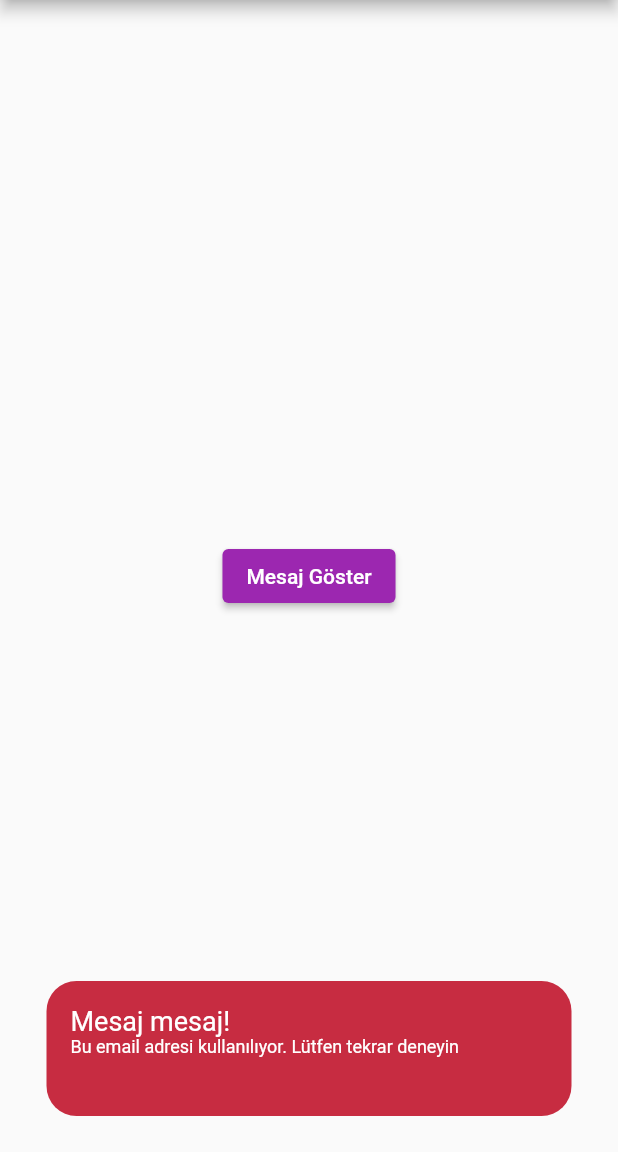
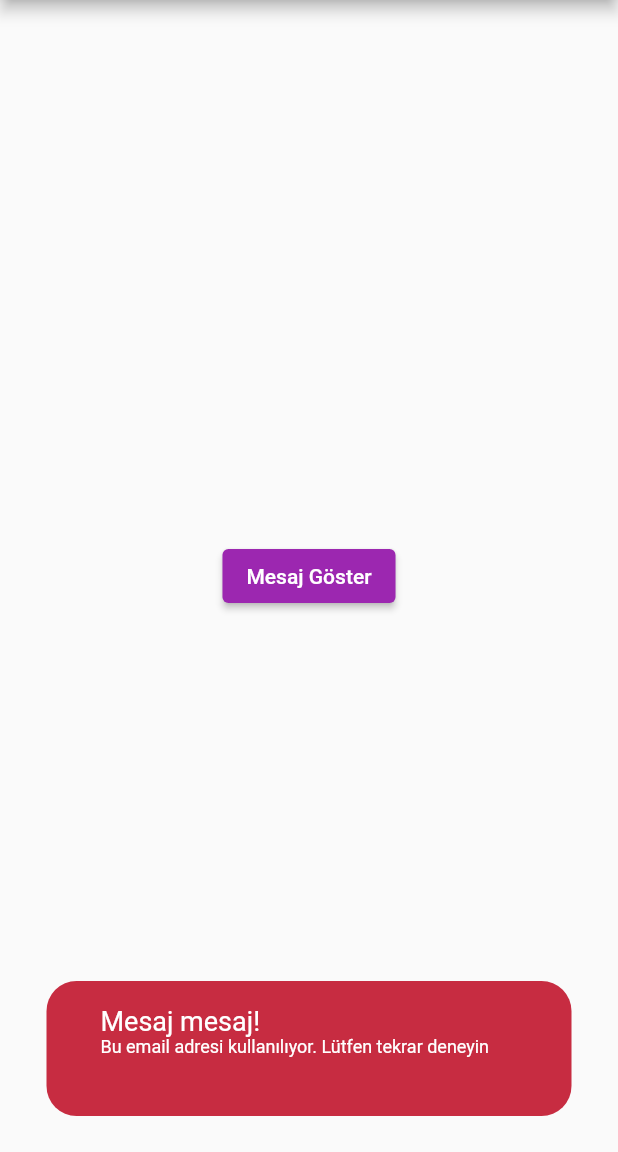
Before and after one commit to gulsenkeskin/custom_snackbar, a Flutter app: the screen it shows after launch, after a tap on "Mesaj Göster", on a phone screen of 412 x 824 dp, the part 84-1236 px from its top. Run offline on Flutter 3.47's test engine with Material 2 defaults, Android fonts, the light colour scheme and no system bars.

Commit message:
Update flash_message.dart

```diff
--- a/lib/screens/flash_message.dart
+++ b/lib/screens/flash_message.dart
@@ -26,6 +26,10 @@ class _FlashMessageScreenState extends State<FlashMessageScreen> {
                     color: Color(0xFFC72C41),
                     borderRadius: BorderRadius.all(Radius.circular(20)),
                   ),
+                  child: Row(
+                    children: [
+                      const SizedBox(width: 20,),
+                      Expanded(
                         child: Column(
                           crossAxisAlignment: CrossAxisAlignment.start,
                           children: const [
@@ -41,6 +45,9 @@ class _FlashMessageScreenState extends State<FlashMessageScreen> {
                             )
                           ],
                         ),
+                      ),
+                    ],
+                  ),
                 )));
           },
           child: const Text("Mesaj Göster"),
```
Lines whose indentation alone changed are shown as unchanged.
